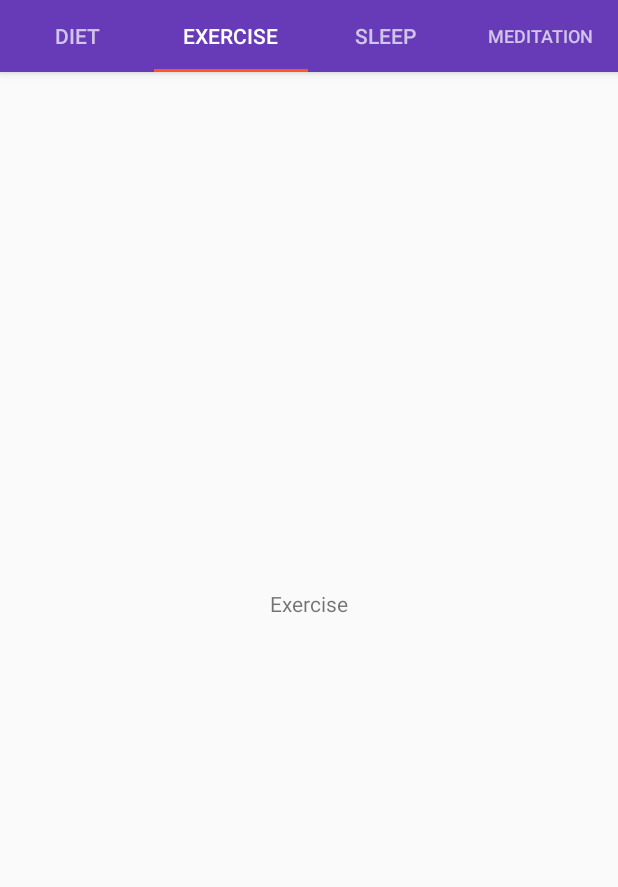
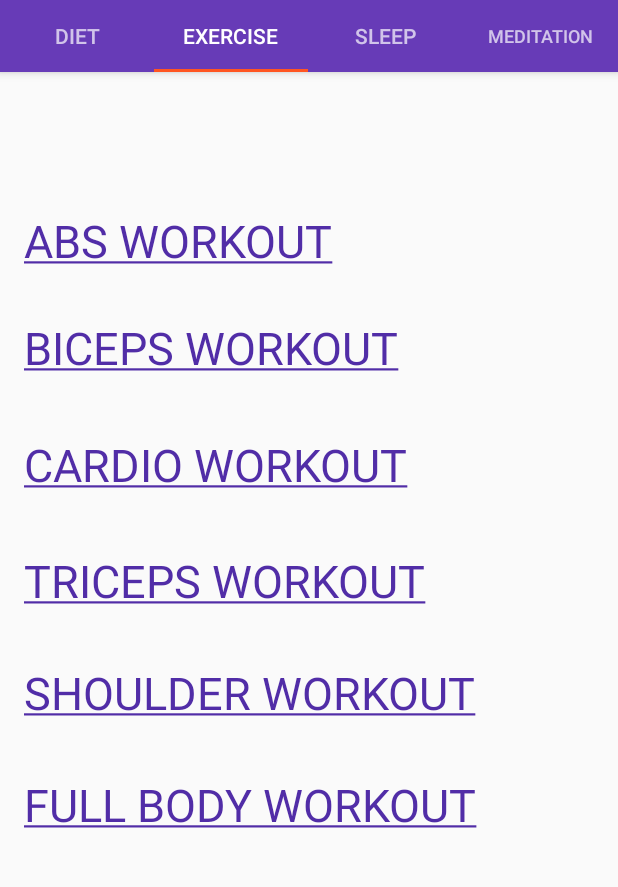
Before and after one commit to abhinavsaxena99/FitMate, an Android app: the screen it shows after launch once a user with an empty profile is signed in (MainActivity), tab 2 chosen, on a phone screen of 412 x 824 dp, the part 89-976 px from its top. Run offline under Robolectric (Android 15) with nearby library versions, the phone set to English and light mode, and no system bars; our stand-ins replace Firebase (no records; nobody signed in at launch, a user with empty details on screens opened directly); 2 statements that could not run were skipped.

Commit message:
Everything ready.

```diff
--- a/app/src/main/java/com/example/fitmate/Exercise.java
+++ b/app/src/main/java/com/example/fitmate/Exercise.java
@@ -2,25 +2,19 @@ package com.example.fitmate;
 
 import android.os.Bundle;
 
-import com.google.android.material.floatingactionbutton.FloatingActionButton;
-import com.google.android.material.snackbar.Snackbar;
-import com.google.android.material.tabs.TabLayout;
-
 import androidx.annotation.NonNull;
 import androidx.annotation.Nullable;
 import androidx.fragment.app.Fragment;
-import androidx.viewpager.widget.ViewPager;
-import androidx.appcompat.app.AppCompatActivity;
 
+import android.text.method.LinkMovementMethod;
 import android.view.LayoutInflater;
-import android.view.Menu;
-import android.view.MenuItem;
 import android.view.View;
 import android.view.ViewGroup;
-
-import com.example.fitmate.ui.main.SectionsPagerAdapter;
+import android.widget.TextView;
 
 public class Exercise extends Fragment {
+
+//    ListView listView;
 
     @Nullable
     @Override
@@ -28,6 +22,28 @@ public class Exercise extends Fragment {
             @NonNull LayoutInflater inflater, ViewGroup container,
             Bundle savedInstanceState) {
         View rootView = inflater.inflate(R.layout.exercise, container, false);
+
+        TextView text1=(TextView)rootView.findViewById(R.id.textView1);
+        TextView text2=(TextView)rootView.findViewById(R.id.textView2);
+        TextView text3=(TextView)rootView.findViewById(R.id.textView3);
+        TextView text4=(TextView)rootView.findViewById(R.id.textView4);
+        TextView text5=(TextView)rootView.findViewById(R.id.textView5);
+        TextView text6=(TextView)rootView.findViewById(R.id.textView6);
+        text1.setMovementMethod(LinkMovementMethod.getInstance());
+        text2.setMovementMethod(LinkMovementMethod.getInstance());
+        text3.setMovementMethod(LinkMovementMethod.getInstance());
+        text4.setMovementMethod(LinkMovementMethod.getInstance());
+        text5.setMovementMethod(LinkMovementMethod.getInstance());
+        text6.setMovementMethod(LinkMovementMethod.getInstance());
+
+
+
+//        listView=rootView.findViewById(R.id.listView);
+
+
+
+
+
         return rootView;
     }
 }
--- a/app/src/main/java/com/example/fitmate/LoginActivity.java
+++ b/app/src/main/java/com/example/fitmate/LoginActivity.java
@@ -71,6 +71,7 @@ public class LoginActivity extends AppCompatActivity {
                     mLoginProgress.dismiss();
 
                     Intent mainIntent=new Intent(LoginActivity.this,MainActivity.class );
+                    mainIntent.addFlags(Intent.FLAG_ACTIVITY_NEW_TASK | Intent.FLAG_ACTIVITY_CLEAR_TASK);
                     startActivity(mainIntent);
                     finish();
                 }
--- a/app/src/main/res/layout/diet.xml
+++ b/app/src/main/res/layout/diet.xml
@@ -11,6 +11,7 @@
         android:layout_width="360dp"
         android:layout_height="60dp"
         android:layout_marginTop="36dp"
+        android:textAlignment="center"
         android:textColor="@android:color/black"
         android:textSize="18sp"
         app:layout_constraintEnd_toEndOf="parent"
--- a/app/src/main/res/layout/exercise.xml
+++ b/app/src/main/res/layout/exercise.xml
@@ -4,33 +4,97 @@
     xmlns:tools="http://schemas.android.com/tools"
     android:id="@+id/constraintLayout"
     android:layout_width="match_parent"
-    android:layout_height="match_parent"
-    >
+    android:layout_height="match_parent">
 
-    <!--<TextView-->
-        <!--android:id="@+id/section_label"-->
-        <!--android:layout_width="wrap_content"-->
-        <!--android:layout_height="wrap_content"-->
-        <!--android:layout_marginStart="@dimen/activity_horizontal_margin"-->
-        <!--android:layout_marginTop="@dimen/activity_vertical_margin"-->
-        <!--android:layout_marginEnd="@dimen/activity_horizontal_margin"-->
-        <!--android:layout_marginBottom="@dimen/activity_vertical_margin"-->
-        <!--app:layout_constraintLeft_toLeftOf="parent"-->
-        <!--app:layout_constraintTop_toTopOf="@+id/constraintLayout"-->
-        <!--tools:layout_constraintLeft_creator="1"-->
-        <!--tools:layout_constraintTop_creator="1" />-->
 
     <TextView
-        android:id="@+id/dietText"
-        android:layout_width="wrap_content"
-        android:layout_height="wrap_content"
-        android:layout_marginStart="8dp"
-        android:layout_marginEnd="8dp"
-        android:layout_marginBottom="8dp"
-        android:text="Exercise"
+        android:id="@+id/textView1"
+        android:layout_width="350dp"
+        android:layout_height="40dp"
+        android:layout_marginTop="40dp"
+        android:text="@string/link1"
+        android:textSize="30sp"
         app:layout_constraintBottom_toBottomOf="parent"
         app:layout_constraintEnd_toEndOf="parent"
+        app:layout_constraintHorizontal_bias="0.262"
         app:layout_constraintStart_toStartOf="parent"
-        app:layout_constraintTop_toTopOf="parent" />
+        app:layout_constraintTop_toTopOf="parent"
+        app:layout_constraintVertical_bias="0.082"
+        android:textColorLink="#512da7"/>
 
+    <TextView
+        android:id="@+id/textView3"
+        android:layout_width="350dp"
+        android:layout_height="wrap_content"
+        android:layout_marginTop="70dp"
+        android:text="@string/link3"
+        android:clickable="true"
+        android:textSize="30sp"
+        app:layout_constraintBottom_toBottomOf="parent"
+        app:layout_constraintEnd_toEndOf="parent"
+        app:layout_constraintHorizontal_bias="0.262"
+        app:layout_constraintStart_toStartOf="parent"
+        app:layout_constraintTop_toTopOf="parent"
+        app:layout_constraintVertical_bias="0.283"
+        android:textColorLink="#512da7"/>
+
+    <TextView
+        android:id="@+id/textView5"
+        android:layout_width="350dp"
+        android:layout_height="40dp"
+        android:layout_marginTop="100dp"
+        android:text="@string/link5"
+        android:textSize="30sp"
+        app:layout_constraintBottom_toBottomOf="parent"
+        app:layout_constraintEnd_toEndOf="parent"
+        app:layout_constraintHorizontal_bias="0.262"
+        app:layout_constraintStart_toStartOf="parent"
+        app:layout_constraintTop_toTopOf="parent"
+        app:layout_constraintVertical_bias="0.509"
+        android:textColorLink="#512da7"/>
+
+    <TextView
+        android:id="@+id/textView2"
+        android:layout_width="350dp"
+        android:layout_height="40dp"
+        android:layout_marginTop="55dp"
+        android:text="@string/link2"
+        android:textSize="30sp"
+        app:layout_constraintBottom_toBottomOf="parent"
+        app:layout_constraintEnd_toEndOf="parent"
+        app:layout_constraintHorizontal_bias="0.262"
+        app:layout_constraintStart_toStartOf="parent"
+        app:layout_constraintTop_toTopOf="parent"
+        app:layout_constraintVertical_bias="0.174"
+        android:textColorLink="#512da7"/>
+
+    <TextView
+        android:id="@+id/textView4"
+        android:layout_width="350dp"
+        android:layout_height="wrap_content"
+        android:layout_marginTop="85dp"
+        android:text="@string/link4"
+        android:textSize="30sp"
+        app:layout_constraintBottom_toBottomOf="parent"
+        app:layout_constraintEnd_toEndOf="parent"
+        app:layout_constraintHorizontal_bias="0.262"
+        app:layout_constraintStart_toStartOf="parent"
+        app:layout_constraintTop_toTopOf="parent"
+        app:layout_constraintVertical_bias="0.395"
+        android:textColorLink="#512da7"/>
+
+    <TextView
+        android:id="@+id/textView6"
+        android:layout_width="350dp"
+        android:layout_height="40dp"
+        android:layout_marginTop="115dp"
+        android:text="@string/link6"
+        android:textSize="30sp"
+        app:layout_constraintBottom_toBottomOf="parent"
+        app:layout_constraintEnd_toEndOf="parent"
+        app:layout_constraintHorizontal_bias="0.262"
+        app:layout_constraintStart_toStartOf="parent"
+        app:layout_constraintTop_toTopOf="parent"
+        app:layout_constraintVertical_bias="0.628"
+        android:textColorLink="#512da7"/>
 </androidx.constraintlayout.widget.ConstraintLayout>
--- a/app/src/main/res/layout/sleep.xml
+++ b/app/src/main/res/layout/sleep.xml
@@ -58,7 +58,7 @@
         android:backgroundTint="#512DA7"
         android:text="Calculate"
         android:textColor="@android:color/white"
-        app:layout_constraintBottom_toTopOf="@+id/textView5"
+        app:layout_constraintBottom_toTopOf="@+id/textView2"
         app:layout_constraintEnd_toEndOf="parent"
         app:layout_constraintHorizontal_bias="0.498"
         app:layout_constraintStart_toStartOf="parent"
@@ -78,10 +78,10 @@
         app:layout_constraintEnd_toEndOf="parent"
         app:layout_constraintHorizontal_bias="0.498"
         app:layout_constraintStart_toStartOf="parent"
-        app:layout_constraintTop_toBottomOf="@+id/textView5" />
+        app:layout_constraintTop_toBottomOf="@+id/textView2" />
 
     <TextView
-        android:id="@+id/textView5"
+        android:id="@+id/textView2"
         android:layout_width="235dp"
         android:layout_height="36dp"
         android:layout_marginTop="8dp"
--- a/app/src/main/res/values/strings.xml
+++ b/app/src/main/res/values/strings.xml
@@ -15,4 +15,17 @@
         <item>10 minutes</item>
         <item>15 minutes</item>
     </string-array>
+    <string name="link1"><a href="https://www.nerdfitness.com/blog/a-beginners-guide-to-the-gym-everything-you-need-to-know/">ABS WORKOUT</a>
+    </string>
+    <string name="link2"><a href="https://www.nerdfitness.com/blog/a-beginners-guide-to-the-gym-everything-you-need-to-know/">BICEPS WORKOUT</a>
+    </string>
+    <string name="link3"><a href="https://www.nerdfitness.com/blog/a-beginners-guide-to-the-gym-everything-you-need-to-know/">CARDIO WORKOUT</a>
+    </string>
+    <string name="link4"><a href="https://www.nerdfitness.com/blog/a-beginners-guide-to-the-gym-everything-you-need-to-know/">TRICEPS WORKOUT</a>
+    </string>
+    <string name="link5"><a href="https://www.nerdfitness.com/blog/a-beginners-guide-to-the-gym-everything-you-need-to-know/">SHOULDER WORKOUT</a>
+    </string>
+    <string name="link6"><a href="https://www.nerdfitness.com/blog/a-beginners-guide-to-the-gym-everything-you-need-to-know/">FULL BODY WORKOUT</a>
+    </string>
+
 </resources>
```
